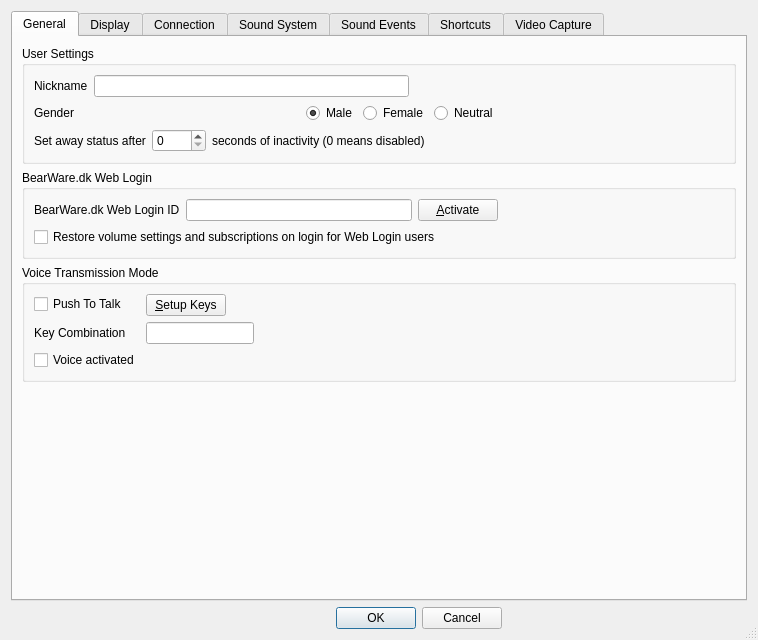
Above: Client/qtTeamTalk/preferences.ui from BearWare/TeamTalk5 before the change. Below: the same form after it.
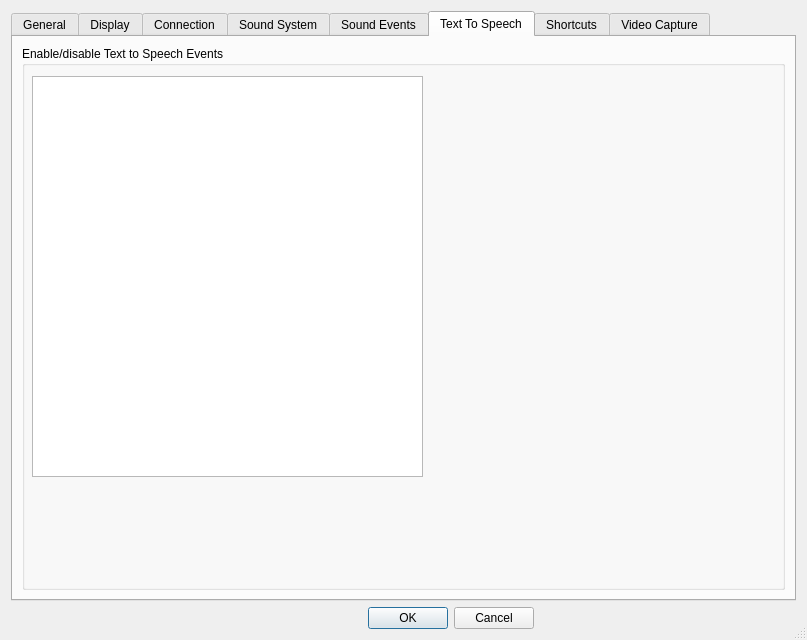
That is the form after the change. The open tabs and pages were chosen to show the change. Icons and pictures are not drawn.

Commit message: Added Text-to-Speech. Added TTS model but doesn't work yet.

Patch:
```diff
--- a/Client/qtTeamTalk/preferences.ui
+++ b/Client/qtTeamTalk/preferences.ui
@@ -6,7 +6,7 @@
    <rect>
     <x>0</x>
     <y>0</y>
-    <width>758</width>
+    <width>807</width>
     <height>640</height>
    </rect>
   </property>
@@ -1736,6 +1736,30 @@
        </item>
       </layout>
      </widget>
+     <widget class="QWidget" name="ttsTab">
+      <attribute name="title">
+       <string>Text To Speech</string>
+      </attribute>
+      <layout class="QHBoxLayout" name="horizontalLayout_22">
+       <item>
+        <widget class="QGroupBox" name="groupBox_10">
+         <property name="title">
+          <string>Enable/disable Text to Speech Events</string>
+         </property>
+         <widget class="QListView" name="ttsListView">
+          <property name="geometry">
+           <rect>
+            <x>10</x>
+            <y>30</y>
+            <width>391</width>
+            <height>401</height>
+           </rect>
+          </property>
+         </widget>
+        </widget>
+       </item>
+      </layout>
+     </widget>
      <widget class="QWidget" name="shortcutsTab">
       <attribute name="title">
        <string>Shortcuts</string>
```
The commit also changes 8 other files.
